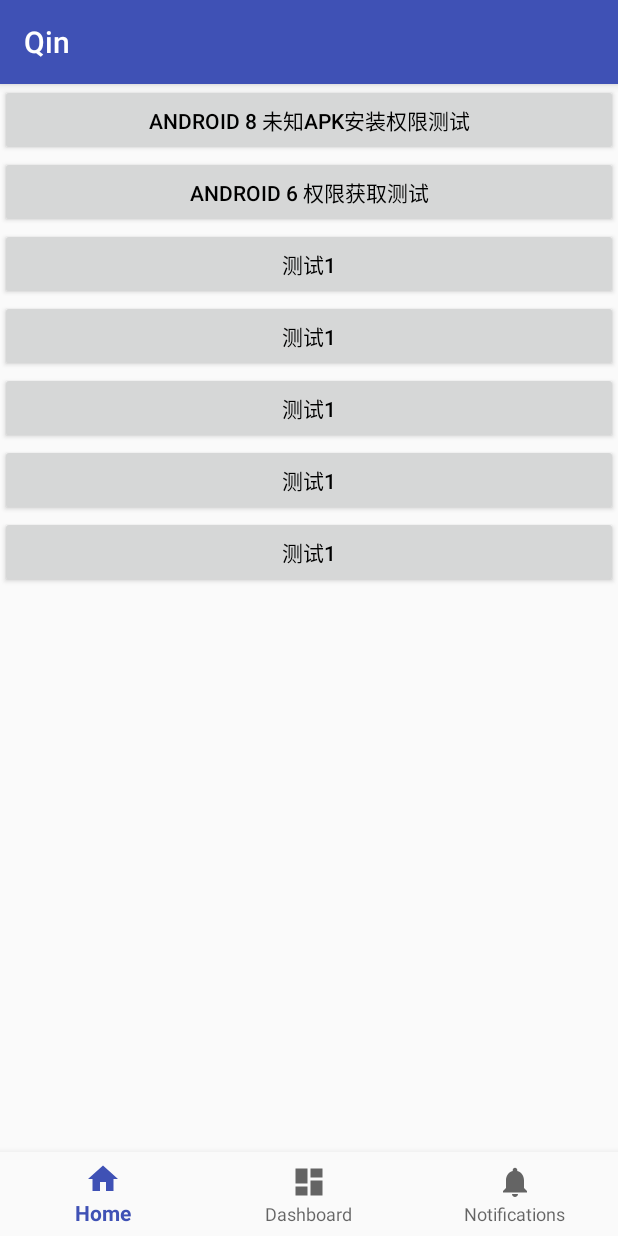
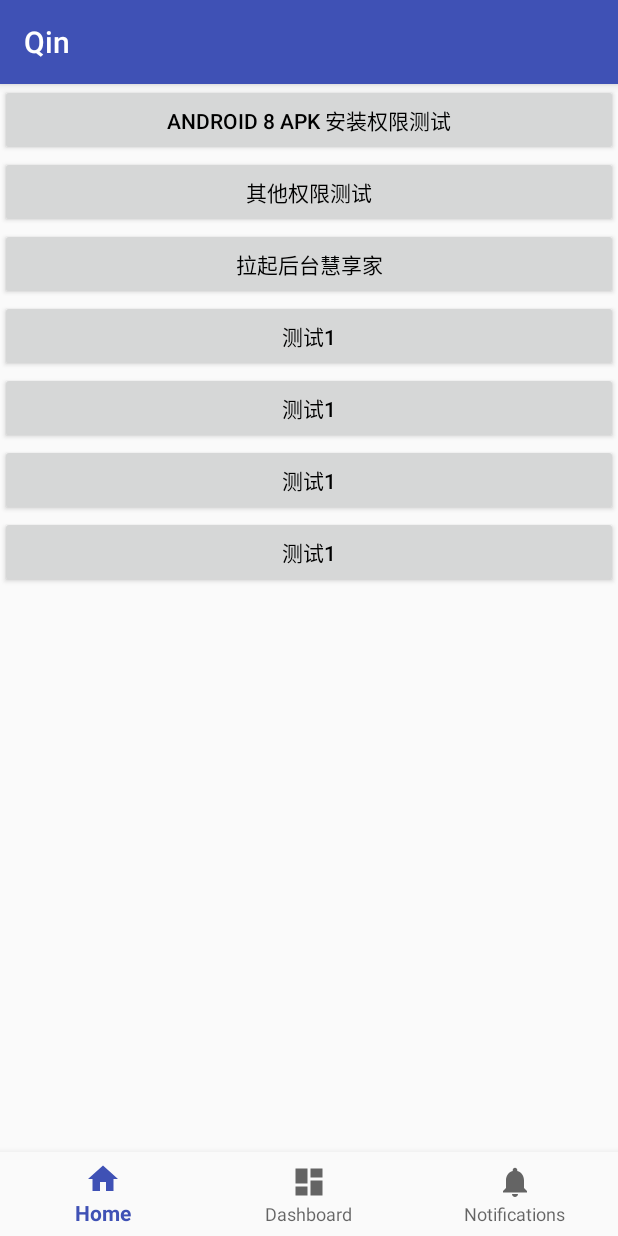
Before and after one commit to wyntonchin/QinUtil, an Android app: the screen it shows after launch (MainActivity), on a phone screen of 412 x 824 dp. Run offline under Robolectric (Android 15) with nearby library versions, the light colour scheme and no system bars; libraries missing offline, so code that uses them is left out: com.facebook.stetho, com.squareup.leakcanary; 2 statements that could not run were skipped.

Commit message:
上传后台拉起app代码功能

```diff
--- a/app/src/main/res/layout/fragment_one.xml
+++ b/app/src/main/res/layout/fragment_one.xml
@@ -14,19 +14,19 @@
             android:id="@+id/test1"
             android:layout_width="match_parent"
             android:layout_height="wrap_content"
-            android:text="android 8 未知apk安装权限测试"
+            android:text="android 8 apk 安装权限测试"
             android:textColor="@android:color/black"/>
         <Button
             android:id="@+id/test2"
             android:layout_width="match_parent"
             android:layout_height="wrap_content"
-            android:text="android 6 权限获取测试"
+            android:text="其他权限测试"
             android:textColor="@android:color/black"/>
         <Button
             android:id="@+id/test3"
             android:layout_width="match_parent"
             android:layout_height="wrap_content"
-            android:text="测试1"
+            android:text="拉起后台慧享家"
             android:textColor="@android:color/black"/>
         <Button
             android:id="@+id/test4"
--- a/gradle.properties
+++ b/gradle.properties
@@ -11,3 +11,5 @@ org.gradle.jvmargs=-Xmx1536m
 # This option should only be used with decoupled projects. More details, visit
 # http://www.gradle.org/docs/current/userguide/multi_project_builds.html#sec:decoupled_projects
 # org.gradle.parallel=true
+
+android.injected.testOnly=false
```
Also changed, not shown: app/src/main/java/com/android/qin/OneFragment.java (+10 -0 lines).
